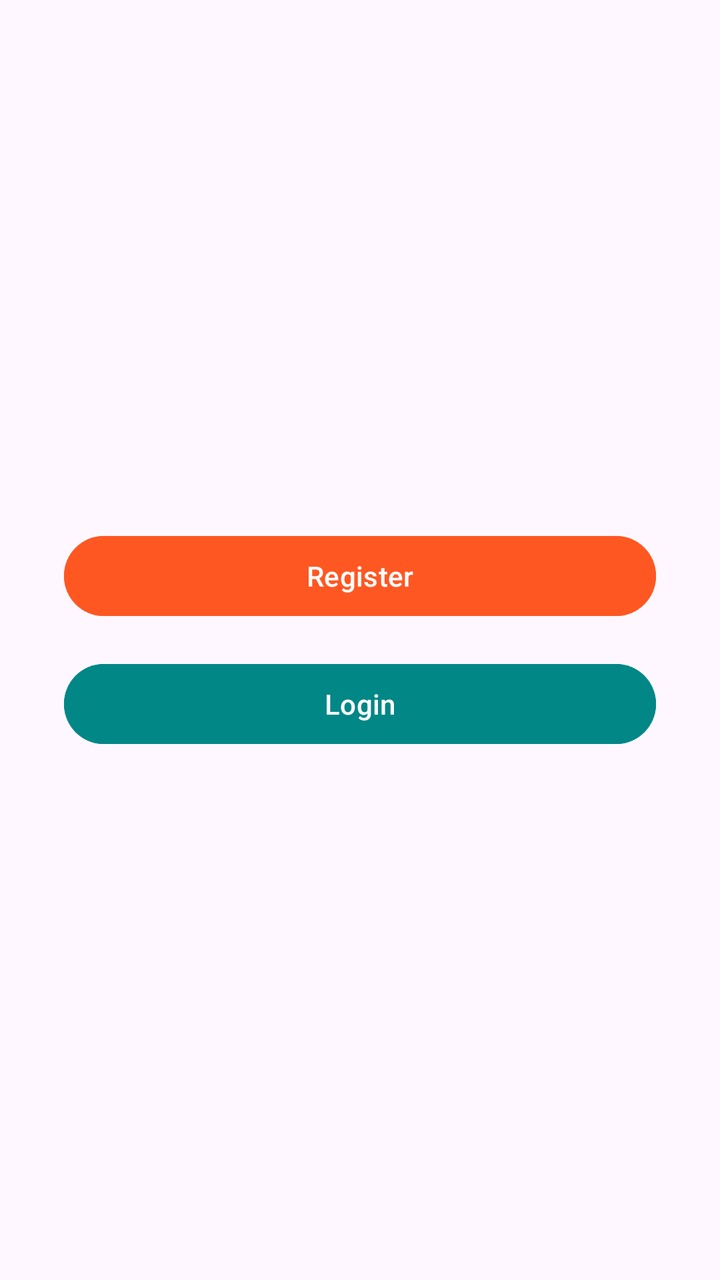
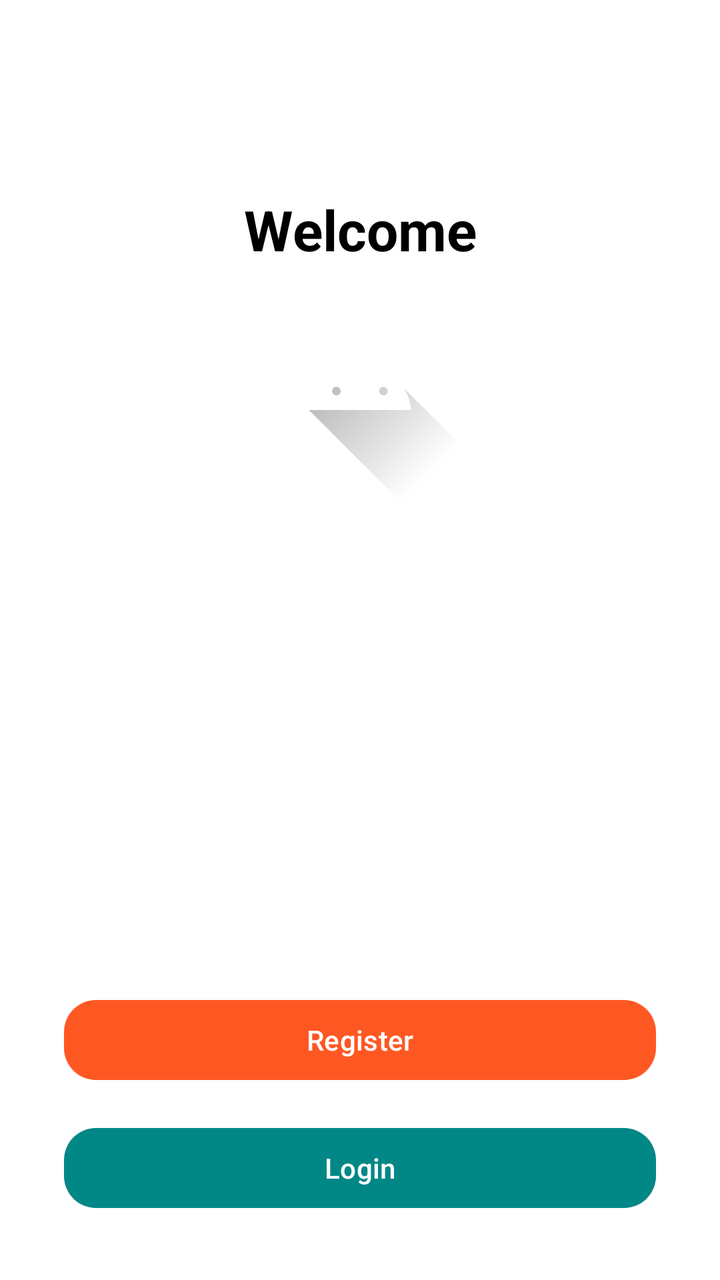

Before-and-after screenshots of an Android layout around one commit, followed by the original layout XML and the change that was made.
<!-- AndroidManifest.xml: application theme Theme.WarungWartegTegal -->
<!-- res/layout/activity_auth_choice_activity.xml -->
<?xml version="1.0" encoding="utf-8"?>
<LinearLayout xmlns:android="http://schemas.android.com/apk/res/android"
    android:layout_width="match_parent"
    android:layout_height="match_parent"
    android:orientation="vertical"
    android:gravity="center"
    android:padding="32dp">

    <Button
        android:id="@+id/btnRegister"
        android:layout_width="match_parent"
        android:layout_height="wrap_content"
        android:text="@string/register"
        android:layout_marginBottom="16dp"
        android:backgroundTint="@color/orange" />

    <Button
        android:id="@+id/btnLogin"
        android:layout_width="match_parent"
        android:layout_height="wrap_content"
        android:text="@string/login"
        android:backgroundTint="@color/teal_700" />

</LinearLayout>
<!-- resources referenced by this layout -->
<resources>
  <color name="orange">#FFFF5722</color>
  <color name="teal_700">#FF018786</color>
  <string name="login">Login</string>
  <string name="register">Register</string>
  <style name="Theme.WarungWartegTegal" parent="Base.Theme.WarungWartegTegal" />
  <style name="Base.Theme.WarungWartegTegal" parent="Theme.Material3.DayNight.NoActionBar">
          
          <item name="colorPrimary">@color/orange</item>
          <item name="colorPrimaryVariant">@color/dark_orange</item>
          <item name="colorOnPrimary">@color/white</item>
      </style>
  <color name="dark_orange">#FFE64A19</color>
  <color name="white">#FFFFFFFF</color>
</resources>

<!-- the commit's change to res/layout/activity_auth_choice_activity.xml (unified diff, before → after) -->
@@ -1,24 +1,62 @@
 <?xml version="1.0" encoding="utf-8"?>
-<LinearLayout xmlns:android="http://schemas.android.com/apk/res/android"
+<androidx.constraintlayout.widget.ConstraintLayout xmlns:android="http://schemas.android.com/apk/res/android"
+    xmlns:app="http://schemas.android.com/apk/res-auto"
     android:layout_width="match_parent"
     android:layout_height="match_parent"
-    android:orientation="vertical"
-    android:gravity="center"
-    android:padding="32dp">
+    android:padding="32dp"
+    android:background="@color/white">
 
-    <Button
-        android:id="@+id/btnRegister"
+    
+    <ImageView
+        android:id="@+id/imgLogo"
+        android:layout_width="120dp"
+        android:layout_height="120dp"
+        android:src="@drawable/ic_launcher_foreground"
+        android:contentDescription="@string/app_name"
+        app:layout_constraintTop_toTopOf="parent"
+        app:layout_constraintStart_toStartOf="parent"
+        app:layout_constraintEnd_toEndOf="parent"
+        android:layout_marginTop="102dp"/>
+
+    <TextView
+        android:id="@+id/tvWelcome"
+        android:layout_width="wrap_content"
+        android:layout_height="wrap_content"
+        android:text="Welcome"
+        android:textStyle="bold"
+        android:textSize="28sp"
+        android:textColor="@color/black"
+        app:layout_constraintTop_toTopOf="parent"
+        app:layout_constraintStart_toStartOf="parent"
+        app:layout_constraintEnd_toEndOf="parent"
+        android:layout_marginTop="64dp"/>
+
+    <LinearLayout
+        android:id="@+id/layoutButtons"
         android:layout_width="match_parent"
         android:layout_height="wrap_content"
-        android:text="@string/register"
-        android:layout_marginBottom="16dp"
-        android:backgroundTint="@color/orange" />
+        android:orientation="vertical"
+        app:layout_constraintBottom_toBottomOf="parent"
+        app:layout_constraintStart_toStartOf="parent"
+        app:layout_constraintEnd_toEndOf="parent">
 
-    <Button
-        android:id="@+id/btnLogin"
-        android:layout_width="match_parent"
-        android:layout_height="wrap_content"
-        android:text="@string/login"
-        android:backgroundTint="@color/teal_700" />
+        <com.google.android.material.button.MaterialButton
+            android:id="@+id/btnRegister"
+            android:layout_width="match_parent"
+            android:layout_height="wrap_content"
+            android:text="@string/register"
+            android:layout_marginBottom="16dp"
+            app:cornerRadius="16dp"
+            app:backgroundTint="@color/orange"/>
 
-</LinearLayout>
+        <com.google.android.material.button.MaterialButton
+            android:id="@+id/btnLogin"
+            android:layout_width="match_parent"
+            android:layout_height="wrap_content"
+            android:text="@string/login"
+            app:cornerRadius="16dp"
+            app:backgroundTint="@color/teal_700"/>
+
+    </LinearLayout>
+
+</androidx.constraintlayout.widget.ConstraintLayout>
<!-- resource entries referenced after the edit -->
@@ -1,5 +1,6 @@
 <!-- resources referenced by this layout -->
 <resources>
+  <color name="black">#FF000000</color>
   <color name="orange">#FFFF5722</color>
   <color name="teal_700">#FF018786</color>
   <string name="login">Login</string>
@@ -13,5 +14,37 @@
       </style>
   <color name="dark_orange">#FFE64A19</color>
   <color name="white">#FFFFFFFF</color>
+  <!-- drawable ic_launcher_foreground (drawable) -->
+  <vector xmlns:android="http://schemas.android.com/apk/res/android"
+      xmlns:aapt="http://schemas.android.com/aapt"
+      android:width="108dp"
+      android:height="108dp"
+      android:viewportWidth="108"
+      android:viewportHeight="108">
+      <path android:pathData="M31,63.928c0,0 6.4,-11 12.1,-13.1c7.2,-2.6 26,-1.4 26,-1.4l38.1,38.1L107,108.928l-32,-1L31,63.928z">
+          <aapt:attr name="android:fillColor">
+              <gradient
+                  android:endX="85.84757"
+                  android:endY="92.4963"
+                  android:startX="42.9492"
+                  android:startY="49.59793"
+                  android:type="linear">
+                  <item
+                      android:color="#44000000"
+                      android:offset="0.0" />
+                  <item
+                      android:color="#00000000"
+                      android:offset="1.0" />
+              </gradient>
+          </aapt:attr>
+      </path>
+      <path
+          android:fillColor="#FFFFFF"
+          android:fillType="nonZero"
+          android:pathData="M65.3,45.828l3.8,-6.6c0.2,-0.4 0.1,-0.9 -0.3,-1.1c-0.4,-0.2 -0.9,-0.1 -1.1,0.3l-3.9,6.7c-6.3,-2.8 -13.4,-2.8 -19.7,0l-3.9,-6.7c-0.2,-0.4 -0.7,-0.5 -1.1,-0.3C38.8,38.328 38.7,38.828 38.9,39.228l3.8,6.6C36.2,49.428 31.7,56.028 31,63.928h46C76.3,56.028 71.8,49.428 65.3,45.828zM43.4,57.328c-0.8,0 -1.5,-0.5 -1.8,-1.2c-0.3,-0.7 -0.1,-1.5 0.4,-2.1c0.5,-0.5 1.4,-0.7 2.1,-0.4c0.7,0.3 1.2,1 1.2,1.8C45.3,56.528 44.5,57.328 43.4,57.328L43.4,57.328zM64.6,57.328c-0.8,0 -1.5,-0.5 -1.8,-1.2s-0.1,-1.5 0.4,-2.1c0.5,-0.5 1.4,-0.7 2.1,-0.4c0.7,0.3 1.2,1 1.2,1.8C66.5,56.528 65.6,57.328 64.6,57.328L64.6,57.328z"
+          android:strokeWidth="1"
+          android:strokeColor="#00000000" />
+  </vector>
+  <string name="app_name">Warung Warteg Tegal</string>
 </resources>
 
